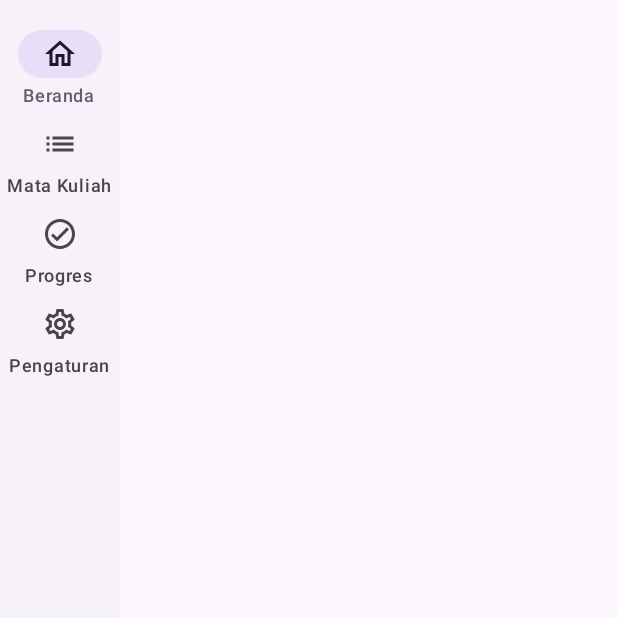
After one commit to AchmadFauzan1156/StudyFlow, an Android app built with Jetpack Compose: the composable NavRail called with empty values, on a phone screen of 412 x 824 dp, the top half of it. The commit adds this screen. Run offline under Robolectric (Android 15) with nearby library versions, the light colour scheme and no system bars.

Commit message:
UI/UX C7: navigation rail untuk 600-839 dp, sidebar 256 dp mulai 840 dp

```diff
--- /dev/null
+++ b/shared/src/commonMain/kotlin/id/studyflow/ui/navigation/NavRail.kt
@@ -0,0 +1,32 @@
+package id.studyflow.ui.navigation
+
+import androidx.compose.foundation.layout.Spacer
+import androidx.compose.foundation.layout.height
+import androidx.compose.material3.Icon
+import androidx.compose.material3.MaterialTheme
+import androidx.compose.material3.NavigationRail
+import androidx.compose.material3.NavigationRailItem
+import androidx.compose.material3.Text
+import androidx.compose.runtime.Composable
+import androidx.compose.ui.Modifier
+import androidx.compose.ui.platform.testTag
+import androidx.compose.ui.unit.dp
+
+/** Navigasi untuk lebar menengah (600–839 dp): ikon dan label di sisi kiri, lebih hemat ruang daripada sidebar. */
+@Composable
+internal fun NavRail(selectedIndex: Int, onSelect: (index: Int) -> Unit) {
+    NavigationRail(
+        modifier = Modifier.testTag("navRail"),
+        containerColor = MaterialTheme.colorScheme.surfaceContainerLow,
+    ) {
+        Spacer(Modifier.height(12.dp))
+        topLevels.forEachIndexed { index, item ->
+            NavigationRailItem(
+                selected = index == selectedIndex,
+                onClick = { onSelect(index) },
+                icon = { Icon(item.icon, contentDescription = null) },
+                label = { Text(item.label, maxLines = 1) },
+            )
+        }
+    }
+}
--- a/shared/src/commonMain/kotlin/id/studyflow/ui/navigation/Sidebar.kt
+++ b/shared/src/commonMain/kotlin/id/studyflow/ui/navigation/Sidebar.kt
@@ -62,7 +62,7 @@ internal fun Sidebar(
     onOpenCourse: (courseId: String) -> Unit,
 ) {
     PermanentDrawerSheet(
-        modifier = Modifier.width(272.dp).fillMaxHeight().testTag("sidebar"),
+        modifier = Modifier.width(256.dp).fillMaxHeight().testTag("sidebar"),
         drawerContainerColor = MaterialTheme.colorScheme.surfaceContainerLow,
     ) {
         Row(
```
Also changed, not shown: shared/src/commonMain/kotlin/id/studyflow/ui/App.kt (+27 -11 lines), 1 other file.
